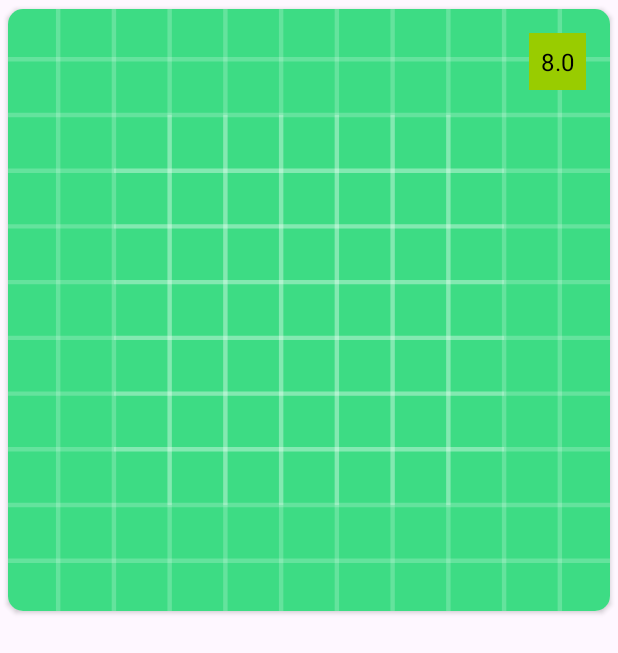
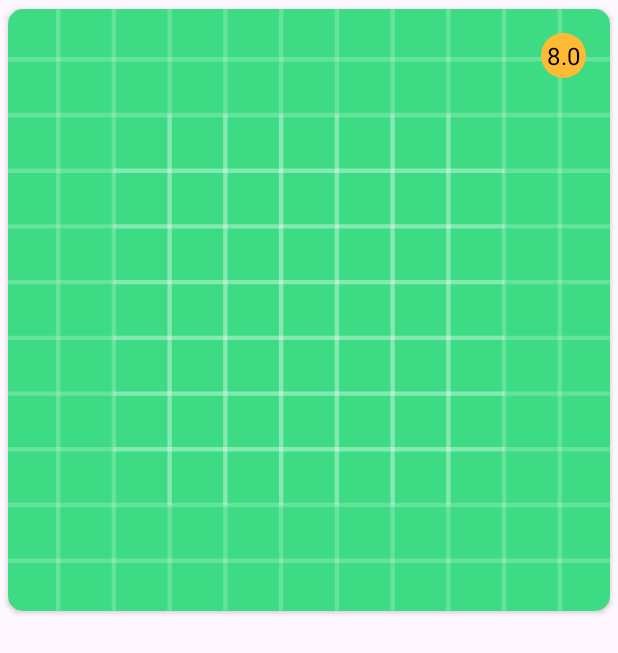
Before and after one commit to AlyonaRulezzz/Movies-Java, an Android app: the layout rv_item_layout.xml on its own in the app's theme, with its tools: preview values and no code run, on a phone screen of 412 x 824 dp. Shown: the top 653 px of the screen. Run offline under Robolectric (Android 15) with nearby library versions, the light colour scheme and no system bars; network calls fail.

Commit message:
added round shape for rating

```diff
--- a/app/src/main/java/com/example/moviesjava/MainActivity.java
+++ b/app/src/main/java/com/example/moviesjava/MainActivity.java
@@ -10,6 +10,7 @@ import android.os.Bundle;
 import android.util.Log;
 
 import java.util.List;
+import java.util.Objects;
 
 import io.reactivex.rxjava3.android.schedulers.AndroidSchedulers;
 import io.reactivex.rxjava3.disposables.Disposable;
@@ -38,8 +39,10 @@ public class MainActivity extends AppCompatActivity {
         mainViewModel.getMovies().observe(this, new Observer<List<Movie>>() {
             @Override
             public void onChanged(List<Movie> movies) {
-                Log.d(TAG, movies.get(0).getName().toString());
+//                Log.d( TAG, String.valueOf(mainViewModel.getMovies().getValue().size()));
+//                Log.d(TAG, movies.get(0).getName());
                 moviesAdapter.setMovies(movies);
+//                Log.d( TAG, String.valueOf(mainViewModel.getMovies().getValue().size()));
             }
         });
         mainViewModel.loadMovies();
--- a/app/src/main/java/com/example/moviesjava/Rating.java
+++ b/app/src/main/java/com/example/moviesjava/Rating.java
@@ -5,13 +5,13 @@ import com.google.gson.annotations.SerializedName;
 public class Rating {
 
     @SerializedName("kp")
-    private String kp;
+    private Double kp;
 
-    public Rating(String kp) {
+    public Rating(Double kp) {
         this.kp = kp;
     }
 
-    public String getKp() {
+    public Double getKp() {
         return kp;
     }
 
--- /dev/null
+++ b/app/src/main/res/drawable/rating_background_orange.xml
@@ -0,0 +1,12 @@
+<?xml version="1.0" encoding="utf-8"?>
+<shape xmlns:android="http://schemas.android.com/apk/res/android"
+    android:tint="@android:color/holo_orange_light"
+    android:shape="oval">
+
+    <padding
+        android:bottom="4dp"
+        android:top="4dp"
+        android:left="4dp"
+        android:right="4dp"/>
+
+</shape>
--- a/app/src/main/res/layout/rv_item_layout.xml
+++ b/app/src/main/res/layout/rv_item_layout.xml
@@ -28,9 +28,8 @@
             tools:text="8.0"
             android:textColor="@color/black"
             android:textSize="16sp"
-            android:padding="8dp"
             android:layout_margin="16dp"
-            android:background="@android:color/holo_green_light"
+            tools:background="@drawable/rating_background_orange"
             app:layout_constraintEnd_toEndOf="parent"
             app:layout_constraintTop_toTopOf="parent"/>
 
--- a/build.gradle.kts
+++ b/build.gradle.kts
@@ -1,4 +1,5 @@
 // Top-level build file where you can add configuration options common to all sub-projects/modules.
 plugins {
-    id("com.android.application") version "8.1.2" apply false
+//    id("com.android.application") version "8.1.2" apply false
+    id("com.android.application") version "7.3.1" apply false
 }
```
Also changed, not shown: app/src/main/java/com/example/moviesjava/MoviesAdapter.java (+13 -1 lines), app/src/main/res/drawable/rating_background_green.xml (added, +12 -0 lines), app/src/main/res/drawable/rating_background_red.xml (added, +12 -0 lines).
